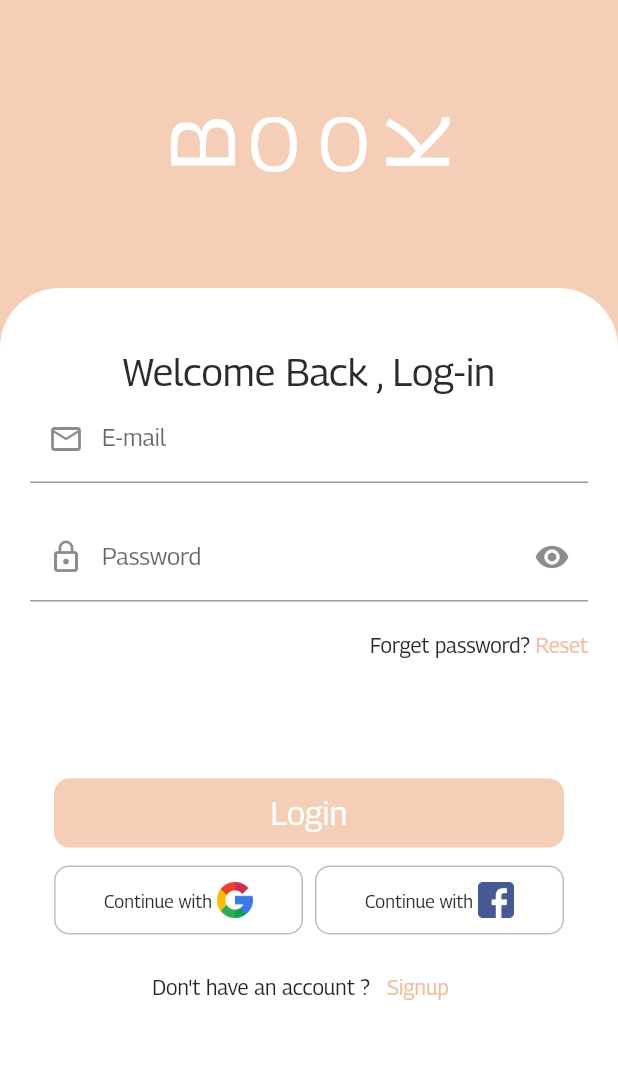
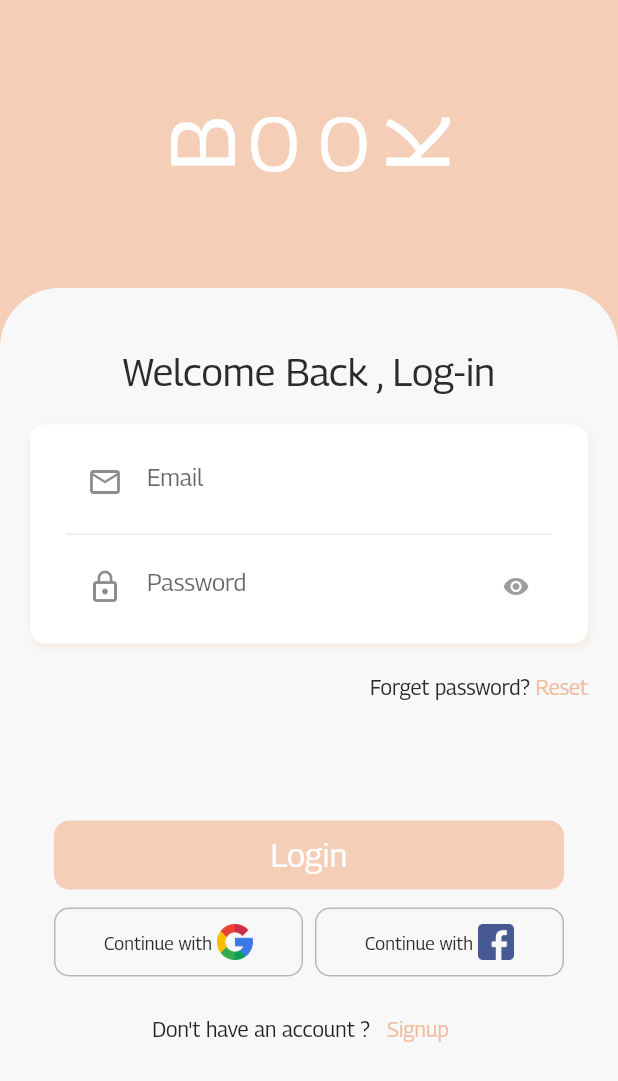
Before and after one commit to hassan-thabet/books_app, a Flutter app: the screen it shows after launch, on a phone screen of 412 x 824 dp. Shown: the top 1081 px of the screen. Run offline on Flutter 3.47's test engine with Material 2 defaults, Android fonts, the phone set to English and light mode, and no system bars; our stand-ins replace bloc, flutter_bloc, flutter_svg.

Commit message:
TextField and login with Bloc

```diff
--- /dev/null
+++ b/lib/bloc/login/login_bloc.dart
@@ -0,0 +1,26 @@
+
+import 'package:bloc/bloc.dart';
+import 'package:content/bloc/login/login_states.dart';
+import 'package:flutter_bloc/flutter_bloc.dart';
+import 'package:flutter/material.dart';
+
+
+class LoginBloc extends Cubit<LoginStates>
+{
+  LoginBloc() : super (LoginInitialState());
+  static LoginBloc get(context) => BlocProvider.of(context);
+
+  TextEditingController emailController = TextEditingController();
+  TextEditingController passwordController = TextEditingController();
+  bool visibility  = true;
+
+  void visibilityOnTap() async
+  {
+    visibility = !visibility;
+    emit((LoginVisibilityState()));
+  }
+
+
+
+
+}
--- /dev/null
+++ b/lib/bloc/login/login_states.dart
@@ -0,0 +1,8 @@
+
+abstract class LoginStates {}
+
+class LoginInitialState extends LoginStates{}
+
+
+
+class LoginVisibilityState extends LoginStates{}
--- /dev/null
+++ b/lib/components/logo.dart
@@ -0,0 +1,52 @@
+
+import 'package:flutter/material.dart';
+
+class Logo extends StatelessWidget {
+
+
+  @override
+  Widget build(BuildContext context) {
+    return Center(
+      child: Row(
+        mainAxisAlignment: MainAxisAlignment.center,
+        children: [
+          RotationTransition(
+            turns: AlwaysStoppedAnimation(270 / 360),
+            child: Text(
+              'b'.toUpperCase(),
+              style: TextStyle(
+                  fontSize: 60,
+                  color: Colors.white,
+                  fontWeight: FontWeight.w500,
+                  letterSpacing: 12),
+            ),
+          ),
+          Text(
+            'OO',
+
+            /// هنا زودنا دوت ابر كيس علشان يكبرلي الحروف بدل ما اكتبها انا كبيره
+            style: TextStyle(
+                fontSize: 50,
+                color: Colors.white,
+                fontWeight: FontWeight.w500,
+                letterSpacing: 12
+
+              ///  وهنا زودنا ليتر سبيس و دي بتعمل مسافه ما بين الحروف و بعضها
+            ),
+          ),
+          RotationTransition(
+            turns: AlwaysStoppedAnimation(270 / 360),
+            child: Text(
+              'k'.toUpperCase(),
+              style: TextStyle(
+                  fontSize: 60,
+                  color: Colors.white,
+                  fontWeight: FontWeight.w500,
+                  letterSpacing: 12),
+            ),
+          ),
+        ],
+      ),
+    );
+  }
+}
--- /dev/null
+++ b/lib/components/my_text_field.dart
@@ -0,0 +1,42 @@
+import 'package:flutter/material.dart';
+
+class MyTextField extends StatelessWidget {
+  final String hint;
+  final IconData iconData;
+  final TextEditingController controller;
+
+  final bool isSecure;
+  final IconData? suffixIconData;
+  final VoidCallback? visibilityOnTap;
+
+  MyTextField({
+    required this.hint,
+    required this.iconData,
+    required this.controller,
+    required this.isSecure,
+    this.visibilityOnTap,
+    this.suffixIconData,
+  });
+
+  @override
+  Widget build(BuildContext context) {
+    return TextField(
+      controller: controller,
+      obscureText: isSecure,
+      decoration: InputDecoration(
+        icon: Icon(iconData),
+        suffixIcon: IconButton(
+          onPressed: visibilityOnTap,
+          icon: Icon(
+            suffixIconData,
+            color: Colors.grey,
+            size: 18,
+          ),
+        ),
+        hintText: hint,
+        border: InputBorder.none,
+      ),
+      cursorColor: Colors.black54,
+    );
+  }
+}
--- a/lib/main.dart
+++ b/lib/main.dart
@@ -1,6 +1,8 @@
 import 'package:content/views/splash.dart';
 import 'package:flutter/material.dart';
+import 'package:flutter_bloc/flutter_bloc.dart';
 
+import 'bloc/login/login_bloc.dart';
 import 'constants/app_colors.dart';
 
 void main() {
@@ -12,17 +14,24 @@ void main() {
 class MyApp extends StatelessWidget {
   @override
   Widget build(BuildContext context) {
-    return MaterialApp(
+    return MultiBlocProvider(
+      providers: [
+        BlocProvider(create: (context) => LoginBloc()),
+      ],
+
+      child: MaterialApp(
         debugShowCheckedModeBanner: false,
         title: 'Content - Download & Read Free Books',
         theme: ThemeData(
           platform: TargetPlatform.iOS,
           fontFamily: 'Georama',
           scaffoldBackgroundColor: BACKGROUND_COLOR,
-        primaryColor: APP_MAIN_COLOR,
-
+          colorScheme: ThemeData().colorScheme.copyWith(
+          primary: GRADIENT_END,
+          ),
         ),
         home: Splash(),
+      ),
     );
   }
 }
--- a/lib/views/login.dart
+++ b/lib/views/login.dart
@@ -1,26 +1,20 @@
+import 'package:content/bloc/login/login_bloc.dart';
+import 'package:content/bloc/login/login_states.dart';
+import 'package:content/components/logo.dart';
+import 'package:content/components/my_text_field.dart';
 import 'package:content/constants/app_colors.dart';
 import 'package:content/views/home.dart';
 import 'package:content/views/singup.dart';
 import 'package:flutter/material.dart';
 import 'package:flutter/widgets.dart';
+import 'package:flutter_bloc/flutter_bloc.dart';
 
-class Login extends StatefulWidget {
-  @override
-  _LoginState createState() => _LoginState();
-}
-
-class _LoginState extends State<Login> {
-  bool secure = true;
-  bool checkboxValue = true;
-  IconData? icon;
-
-  @override
-  void initState() {
-    super.initState();
-  }
-
+class Login extends StatelessWidget {
   @override
   Widget build(BuildContext context) {
+    return BlocConsumer<LoginBloc, LoginStates>(
+      listener: (context, state) {},
+      builder: (context, Object? state) {
         return Scaffold(
           backgroundColor: APP_MAIN_COLOR,
           body: SafeArea(
@@ -31,48 +25,7 @@ class _LoginState extends State<Login> {
                 SizedBox(
                   height: 60,
                 ),
-            Center(
-              child: Row(
-                mainAxisAlignment: MainAxisAlignment.center,
-                children: [
-                  RotationTransition(
-                    turns: AlwaysStoppedAnimation(270 / 360),
-                    child: Text(
-                      'b'.toUpperCase(),
-                      style: TextStyle(
-                          fontSize: 60,
-                          color: Colors.white,
-                          fontWeight: FontWeight.w500,
-                          letterSpacing: 12),
-                    ),
-                  ),
-                  Text(
-                    'OO',
-
-                    /// هنا زودنا دوت ابر كيس علشان يكبرلي الحروف بدل ما اكتبها انا كبيره
-                    style: TextStyle(
-                        fontSize: 50,
-                        color: Colors.white,
-                        fontWeight: FontWeight.w500,
-                        letterSpacing: 12
-
-                        ///  وهنا زودنا ليتر سبيس و دي بتعمل مسافه ما بين الحروف و بعضها
-                        ),
-                  ),
-                  RotationTransition(
-                    turns: AlwaysStoppedAnimation(270 / 360),
-                    child: Text(
-                      'k'.toUpperCase(),
-                      style: TextStyle(
-                          fontSize: 60,
-                          color: Colors.white,
-                          fontWeight: FontWeight.w500,
-                          letterSpacing: 12),
-                    ),
-                  ),
-                ],
-              ),
-            ),
+                Logo(),
                 SizedBox(
                   height: 60,
                 ),
@@ -82,7 +35,7 @@ class _LoginState extends State<Login> {
                         borderRadius: BorderRadius.only(
                             topLeft: Radius.circular(40),
                             topRight: Radius.circular(40)),
-                    color: Colors.white),
+                        color: BACKGROUND_COLOR),
                     child: Padding(
                       padding: const EdgeInsets.all(20.0),
                       child: SingleChildScrollView(
@@ -95,39 +48,65 @@ class _LoginState extends State<Login> {
                               'Welcome Back , Log-in',
                               style: TextStyle(fontSize: 26, color: DARK_TEXT),
                             ),
-                        TextFormField(
-                          keyboardType: TextInputType.text,
-                          decoration: InputDecoration(
-                              hintText: 'E-mail',
-                              labelText: 'E-mail',
-                              prefixIcon: Icon(Icons.email_outlined)),
-                        ),
                             SizedBox(
                               height: 20,
                             ),
-                        TextFormField(
-                          keyboardType: TextInputType.visiblePassword,
-                          decoration: InputDecoration(
-                            hintText: 'Password',
-                            labelText: 'Password',
-                            prefixIcon: Icon(Icons.lock_outline),
-                            suffixIcon: IconButton(
-                                onPressed: () {
-                                  setState(() {
-                                    secure = !secure;
-                                  });
+                            Container(
+                              padding: EdgeInsets.symmetric(
+                                  vertical: 4, horizontal: 24),
+                              width: double.infinity,
+                              decoration: BoxDecoration(
+                                color: Colors.white,
+                                borderRadius: BorderRadius.circular(10),
+                                boxShadow: [
+                                  BoxShadow(
+                                    color: APP_MAIN_COLOR.withAlpha(100),
+                                    blurRadius: 4,
+                                    offset: Offset(1, 2),
+                                  )
+                                ],
+                              ),
+                              child: Column(
+                                children: [
+                                  Container(
+                                    padding: EdgeInsets.symmetric(
+                                        horizontal: 14, vertical: 10),
+                                    child: MyTextField(
+                                        hint: "Email",
+                                        iconData: Icons.email_outlined,
+                                        controller: LoginBloc.get(context)
+                                            .emailController,
+                                        isSecure: false),
+                                  ),
+                                  Divider(
+                                    height: 2,
+                                  ),
+                                  Container(
+                                    padding: EdgeInsets.only(
+                                        top: 10,
+                                        left: 14,
+                                        bottom: 10,
+                                        right: 0),
+                                    child: MyTextField(
+                                      hint: "Password",
+                                      iconData: Icons.lock_outline,
+                                      controller: LoginBloc.get(context)
+                                          .passwordController,
+                                      isSecure:
+                                          LoginBloc.get(context).visibility,
+                                      visibilityOnTap: () {
+                                        LoginBloc.get(context)
+                                            .visibilityOnTap();
                                       },
-                                icon: (secure == true)
-                                    ? Icon(Icons.visibility)
-                                    : Icon(Icons.visibility_off)
-
-                                ///  اللي بين القوصين فوق ده الشرط
-                                ///  و علامه الاستفهام دي معناها لو الشرط هتحقق
-                                ///  و بعدها علامه ال : دي معناها لو الشرط متحققش
-
+                                      suffixIconData:
+                                          (LoginBloc.get(context).visibility ==
+                                                  true)
+                                              ? Icons.visibility
+                                              : Icons.visibility_off,
                                     ),
                                   ),
-                          obscureText: secure,
+                                ],
+                              ),
                             ),
                             SizedBox(
                               height: 20,
@@ -185,7 +164,8 @@ class _LoginState extends State<Login> {
                               children: [
                                 Expanded(
                                   child: MaterialButton(
-                                padding: EdgeInsets.only(right: 4 , left: 16),
+                                    padding:
+                                        EdgeInsets.only(right: 4, left: 16),
                                     onPressed: () {},
                                     child: Container(
                                       decoration: BoxDecoration(
@@ -200,12 +180,14 @@ class _LoginState extends State<Login> {
                                           child: Padding(
                                         padding: const EdgeInsets.all(10),
                                         child: Row(
-                                      mainAxisAlignment: MainAxisAlignment.center,
+                                          mainAxisAlignment:
+                                              MainAxisAlignment.center,
                                           children: [
                                             Text(
                                               'Continue with ',
                                               style: TextStyle(
-                                              fontSize: 12, color: DARK_TEXT),
+                                                  fontSize: 12,
+                                                  color: DARK_TEXT),
                                             ),
                                             Image.asset(
                                               'assets/icons/google.png',
@@ -220,7 +202,8 @@ class _LoginState extends State<Login> {
                                 ),
                                 Expanded(
                                   child: MaterialButton(
-                                padding: EdgeInsets.only(right: 16 , left: 4),
+                                    padding:
+                                        EdgeInsets.only(right: 16, left: 4),
                                     onPressed: () {},
                                     child: Container(
                                       decoration: BoxDecoration(
@@ -235,12 +218,14 @@ class _LoginState extends State<Login> {
                                           child: Padding(
                                         padding: const EdgeInsets.all(10),
                                         child: Row(
-                                      mainAxisAlignment: MainAxisAlignment.center,
+                                          mainAxisAlignment:
+                                              MainAxisAlignment.center,
                                           children: [
                                             Text(
                                               'Continue with ',
                                               style: TextStyle(
-                                              fontSize: 12, color: DARK_TEXT),
+                                                  fontSize: 12,
+                                                  color: DARK_TEXT),
                                             ),
                                             Image.asset(
                                               'assets/icons/facebook.png',
@@ -286,5 +271,7 @@ class _LoginState extends State<Login> {
             ),
           ),
         );
+      },
+    );
   }
 }
--- a/pubspec.yaml
+++ b/pubspec.yaml
@@ -30,6 +30,8 @@ dependencies:
 
   cupertino_icons: ^1.0.2
   flutter_svg: ^0.22.0
+  bloc: ^7.0.0
+  flutter_bloc: ^7.0.0
 
 
 dev_dependencies:
```
Also changed, not shown: pubspec.lock. Lines whose indentation alone changed are shown as unchanged.
